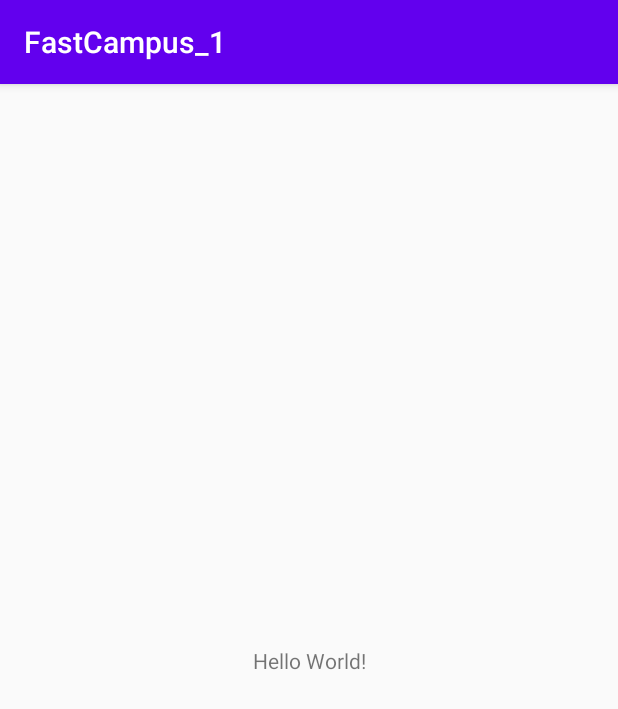
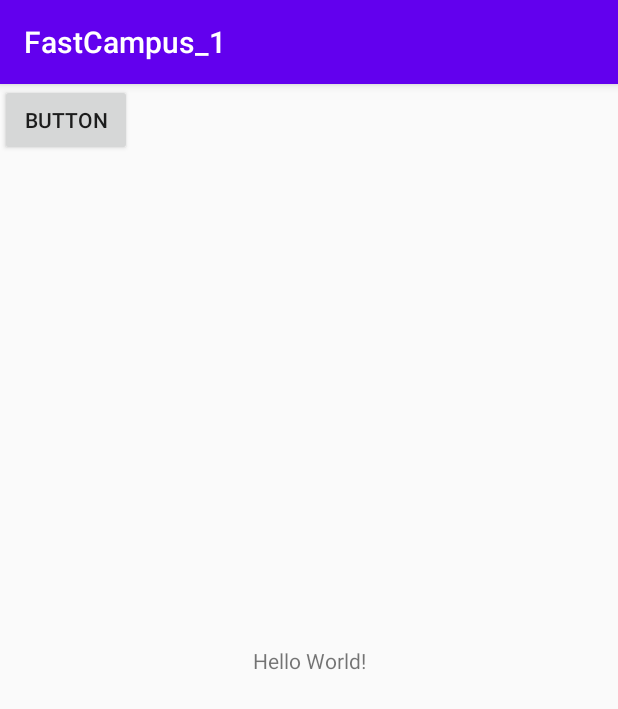
Before and after one commit to rnjstjddn96/FastCampus_1, an Android app: the screen it shows after launch (MainActivity), on a phone screen of 412 x 824 dp. Shown: the top 709 px of the screen. Run offline under Robolectric (Android 15) with nearby library versions, the phone set to English and light mode, and no system bars.

Commit message:
How to Draw ui

```diff
--- a/app/src/main/res/layout/activity_main.xml
+++ b/app/src/main/res/layout/activity_main.xml
@@ -15,4 +15,12 @@
         app:layout_constraintRight_toRightOf="parent"
         app:layout_constraintTop_toTopOf="parent" />
 
+    <Button
+        android:id="@+id/button"
+        android:layout_width="wrap_content"
+        android:layout_height="wrap_content"
+        android:text="Button"
+        tools:layout_editor_absoluteX="160dp"
+        tools:layout_editor_absoluteY="152dp" />
+
 </androidx.constraintlayout.widget.ConstraintLayout>
```
Also changed, not shown: app/src/main/java/com/example/fastcampus_1/Android_UI/how_to_draw_ui.kt (added, +20 -0 lines).
